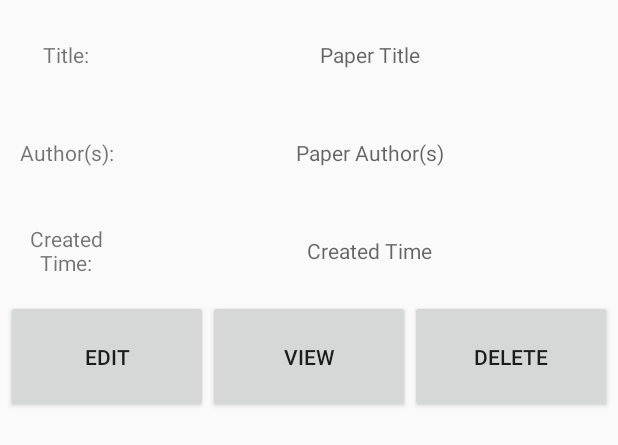
After one commit to 641217688tly/ReadPaper, an Android app: the layout selecter_homepage.xml on its own in the app's theme, with its tools: preview values and no code run, on a phone screen of 412 x 824 dp. The commit adds this screen. Shown: the top 445 px of the screen. Run offline under Robolectric (Android 15) with nearby library versions, the phone set to English and light mode, and no system bars.

Commit message:
add HomepageActivity and corresponding layout file

```diff
--- a/app/build.gradle
+++ b/app/build.gradle
@@ -63,4 +63,10 @@ dependencies {
     implementation 'com.squareup.okio:okio:2.2.2'
     implementation 'com.google.code.gson:gson:2.8.5'
 
+    // RecyclerView
+    implementation 'androidx.recyclerview:recyclerview:1.2.1'
+
+    // FloatingActionButton
+    implementation 'com.google.android.material:material:1.5.0'
+
 }
--- a/app/src/main/java/bdic/comp3011j/readpaper/LoginActivity.java
+++ b/app/src/main/java/bdic/comp3011j/readpaper/LoginActivity.java
@@ -97,7 +97,7 @@ public class LoginActivity extends AppCompatActivity implements View.OnClickList
                     Toast.makeText(LoginActivity.this, "Login Success!", Toast.LENGTH_SHORT).show();
                     saveUserInfo(email, password);
 
-                    Intent intent = new Intent(LoginActivity.this, AddPaperActivity.class);
+                    Intent intent = new Intent(LoginActivity.this, HomepageActivity.class);
                     startActivity(intent);
                 } else { // 登录失败
                     Toast.makeText(LoginActivity.this, "Failed Login: " + e.getMessage(), Toast.LENGTH_SHORT).show();
--- /dev/null
+++ b/app/src/main/res/drawable/baseline_add_24.xml
@@ -0,0 +1,5 @@
+<vector android:height="24dp" android:tint="#000000"
+    android:viewportHeight="24" android:viewportWidth="24"
+    android:width="24dp" xmlns:android="http://schemas.android.com/apk/res/android">
+    <path android:fillColor="@android:color/white" android:pathData="M19,13h-6v6h-2v-6H5v-2h6V5h2v6h6v2z"/>
+</vector>
--- /dev/null
+++ b/app/src/main/res/layout/selecter_homepage.xml
@@ -0,0 +1,105 @@
+<?xml version="1.0" encoding="utf-8"?>
+<LinearLayout xmlns:android="http://schemas.android.com/apk/res/android"
+    android:layout_width="match_parent"
+    android:layout_height="wrap_content"
+    android:orientation="vertical"
+    android:padding="4dp">
+
+    <LinearLayout
+        android:layout_width="match_parent"
+        android:layout_height="65dp"
+        android:orientation="horizontal">
+
+        <TextView
+            android:layout_width="0dp"
+            android:layout_weight="0.2"
+            android:layout_height="match_parent"
+            android:gravity="center"
+            android:text="Title:" />
+
+        <TextView
+            android:id="@+id/tvTitle"
+            android:layout_width="0dp"
+            android:layout_weight="0.8"
+            android:layout_height="match_parent"
+            android:gravity="center"
+            android:hint="Paper Title" />
+
+    </LinearLayout>
+
+    <LinearLayout
+        android:layout_width="match_parent"
+        android:layout_height="65dp"
+        android:orientation="horizontal">
+
+        <TextView
+            android:layout_width="0dp"
+            android:layout_weight="0.2"
+            android:layout_height="match_parent"
+            android:gravity="center"
+            android:text="Author(s):" />
+
+
+        <TextView
+            android:id="@+id/tvAuthor"
+            android:layout_width="0dp"
+            android:layout_weight="0.8"
+            android:layout_height="match_parent"
+            android:gravity="center"
+            android:hint="Paper Author(s)" />
+
+    </LinearLayout>
+
+    <LinearLayout
+        android:layout_width="match_parent"
+        android:layout_height="65dp"
+        android:orientation="horizontal">
+
+        <TextView
+            android:layout_width="0dp"
+            android:layout_height="match_parent"
+            android:layout_weight="0.2"
+            android:gravity="center"
+            android:text="Created Time:" />
+
+
+        <TextView
+            android:id="@+id/tvCreatedTime"
+            android:layout_width="0dp"
+            android:layout_height="match_parent"
+            android:layout_weight="0.8"
+            android:gravity="center"
+            android:hint="Created Time"
+
+        />
+    </LinearLayout>
+
+    <LinearLayout
+        android:layout_width="match_parent"
+        android:layout_height="75dp"
+        android:orientation="horizontal">
+
+        <Button
+            android:id="@+id/btnEdit"
+            android:layout_width="0dp"
+            android:layout_height="match_parent"
+            android:layout_weight="1"
+            android:text="Edit" />
+
+        <Button
+            android:id="@+id/btnView"
+            android:layout_width="0dp"
+            android:layout_height="match_parent"
+            android:layout_weight="1"
+            android:text="View"/>
+
+        <Button
+            android:id="@+id/btnDelete"
+            android:layout_width="0dp"
+            android:layout_height="match_parent"
+            android:layout_weight="1"
+            android:text="Delete" />
+
+    </LinearLayout>
+
+</LinearLayout>
--- a/app/src/main/res/values/themes.xml
+++ b/app/src/main/res/values/themes.xml
@@ -1,6 +1,6 @@
 <resources xmlns:tools="http://schemas.android.com/tools">
     <!-- Base application theme. -->
-    <style name="Base.Theme.ReadPaper" parent="Theme.Material3.DayNight.NoActionBar">
+    <style name="Base.Theme.ReadPaper" parent="Theme.MaterialComponents.DayNight.DarkActionBar.Bridge">
         <!-- Customize your light theme here. -->
         <!-- <item name="colorPrimary">@color/my_light_primary</item> -->
     </style>
```
Also changed, not shown: app/src/main/java/bdic/comp3011j/readpaper/Adapter/PaperAdapter.java (added, +103 -0 lines), app/src/main/java/bdic/comp3011j/readpaper/HomepageActivity.java (+123 -6 lines), app/src/main/res/layout/activity_homepage.xml (+9 -5 lines), app/src/main/res/menu/menu_homepage.xml (added, +10 -0 lines), app/src/main/res/font/en_body_font.ttf (added), app/src/main/res/font/en_title_font.ttf (added), 2 other files.
